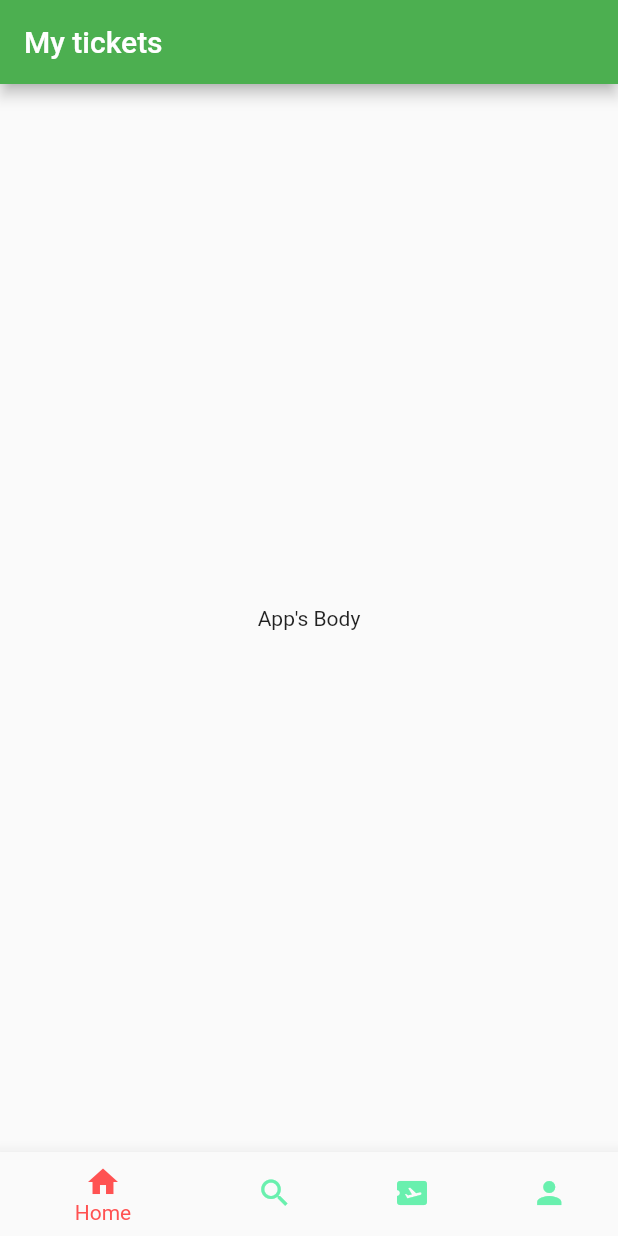
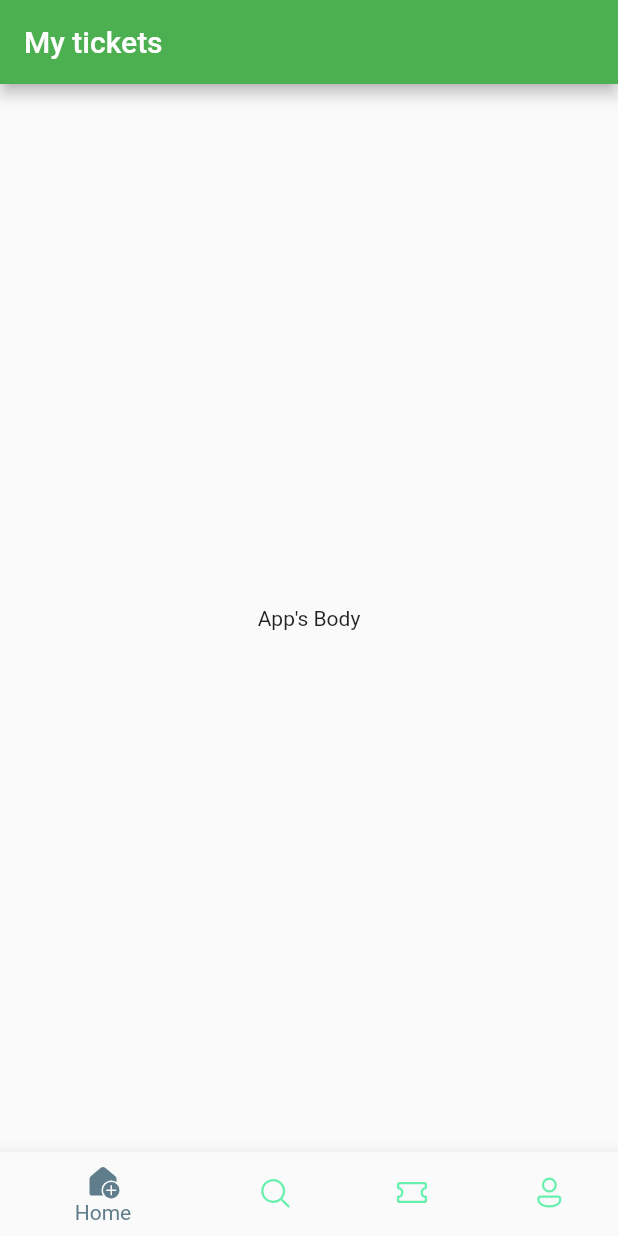
Before and after one commit to ArthurNamutilu/ticket-booking, a Flutter app: the screen it shows after launch, on a phone screen of 412 x 824 dp. Run offline on Flutter 3.47's test engine with Material 2 defaults, Android fonts, the phone set to English and light mode, and no system bars; our stand-ins replace fluentui_icons.

Commit message:
updated icons

```diff
--- a/lib/screens/bottom_bar.dart
+++ b/lib/screens/bottom_bar.dart
@@ -1,4 +1,5 @@
 //import 'package:flutter/cupertino.dart';
+import 'package:fluentui_icons/fluentui_icons.dart';
 import 'package:flutter/material.dart';
 
 class BottomBar extends StatefulWidget {
@@ -22,13 +23,21 @@ class _BottomBarState extends State<BottomBar> {
       ),
       bottomNavigationBar: BottomNavigationBar(
         elevation: 10,
-        selectedItemColor: Colors.redAccent,
+        selectedItemColor: Colors.blueGrey,
         unselectedItemColor: Colors.greenAccent,
       items: const [
-        BottomNavigationBarItem(icon: Icon(Icons.home), label: "Home"),
-        BottomNavigationBarItem(icon: Icon(Icons.search), label: "search"),
-        BottomNavigationBarItem(icon: Icon(Icons.airplane_ticket), label: "Ticket"),
-        BottomNavigationBarItem(icon: Icon(Icons.person), label: "Profile"),
+        BottomNavigationBarItem(icon: Icon(FluentSystemIcons.ic_fluent_home_regular),
+            activeIcon: Icon(FluentSystemIcons.ic_fluent_home_add_filled),
+            label: "Home"),
+        BottomNavigationBarItem(icon: Icon(FluentSystemIcons.ic_fluent_search_regular),
+            activeIcon: Icon(FluentSystemIcons.ic_fluent_home_add_filled),
+            label: "Search"),
+        BottomNavigationBarItem(icon: Icon(FluentSystemIcons.ic_fluent_ticket_regular),
+            activeIcon: Icon(FluentSystemIcons.ic_fluent_home_add_filled),
+            label: "Tickets"),
+        BottomNavigationBarItem(icon: Icon(FluentSystemIcons.ic_fluent_person_regular),
+            activeIcon: Icon(FluentSystemIcons.ic_fluent_home_add_filled),
+            label: "Profile"),
       ],
       ),
     );
```
